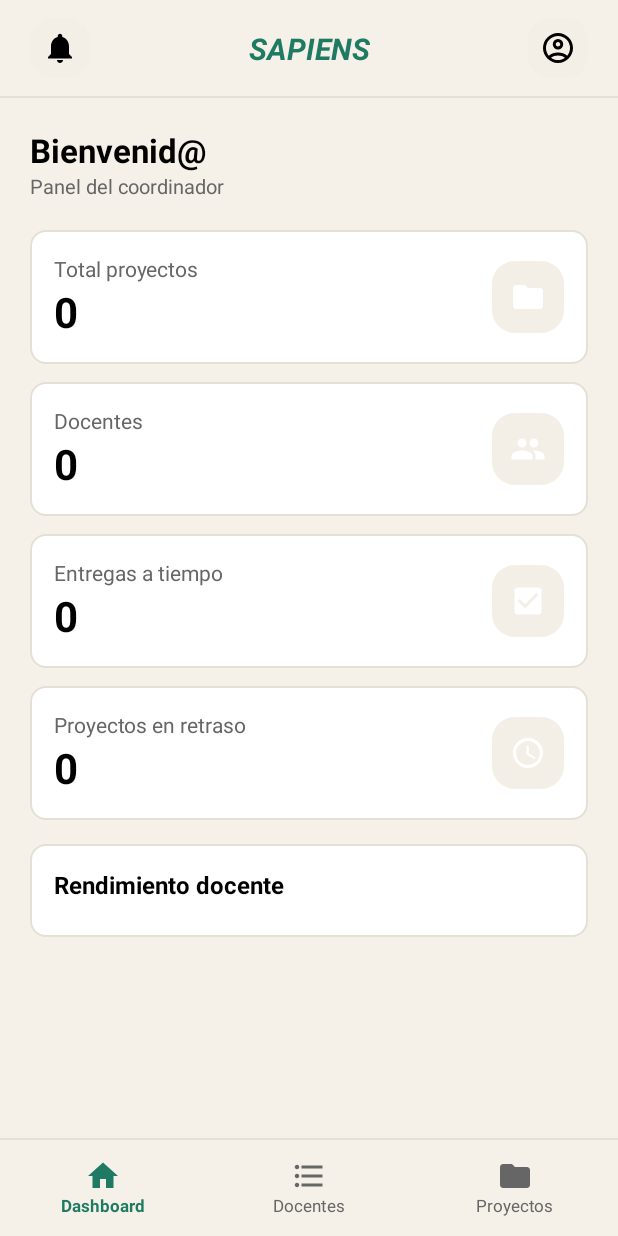
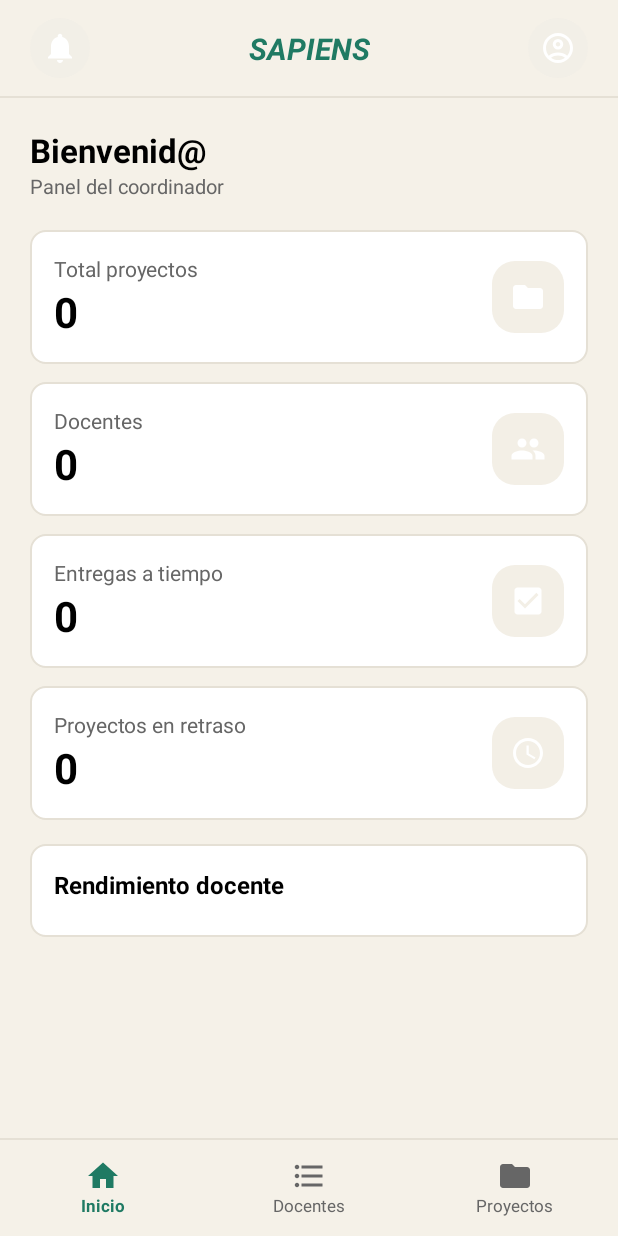
Before and after one commit to bite-aurum/sapiens-Movil, an Android app: the dashboardCoordinador screen opened directly, with no data from a screen before it, on a phone screen of 412 x 824 dp. Run offline under Robolectric (Android 15) with nearby library versions, the phone set to English and light mode, and no system bars.

Commit message:
Se añadió fondo con sombra a los iconos superiores del dashboard de coordinador

```diff
--- a/app/src/main/res/layout/activity_dashboard_coordinador.xml
+++ b/app/src/main/res/layout/activity_dashboard_coordinador.xml
@@ -21,14 +21,14 @@
             android:layout_width="40dp"
             android:layout_height="40dp"
             android:layout_marginStart="20dp"
-            android:background="@drawable/sombra_icono"
+            android:background="@drawable/sombra_ic_sup"
             android:contentDescription="Notificaciones"
             android:padding="8dp"
             android:src="@drawable/ic_notificacion"
             app:layout_constraintBottom_toBottomOf="parent"
             app:layout_constraintStart_toStartOf="parent"
             app:layout_constraintTop_toTopOf="parent"
-            app:tint="@color/black" />
+            app:tint="@color/white" />
 
         <TextView
             android:id="@+id/tvLogo"
@@ -48,14 +48,14 @@
             android:layout_width="40dp"
             android:layout_height="40dp"
             android:layout_marginEnd="20dp"
-            android:background="@drawable/sombra_icono"
+            android:background="@drawable/sombra_ic_sup"
             android:contentDescription="Perfil"
             android:padding="8dp"
             android:src="@drawable/ic_perfil"
             app:layout_constraintBottom_toBottomOf="parent"
             app:layout_constraintEnd_toEndOf="parent"
             app:layout_constraintTop_toTopOf="parent"
-            app:tint="@color/black" />
+            app:tint="@color/white" />
     </androidx.constraintlayout.widget.ConstraintLayout>
 
     <View
@@ -340,7 +340,7 @@
             <TextView
                 android:layout_width="wrap_content"
                 android:layout_height="wrap_content"
-                android:text="Dashboard"
+                android:text="Inicio"
                 android:textColor="@color/verde"
                 android:textSize="11sp"
                 android:textStyle="bold" />
```
